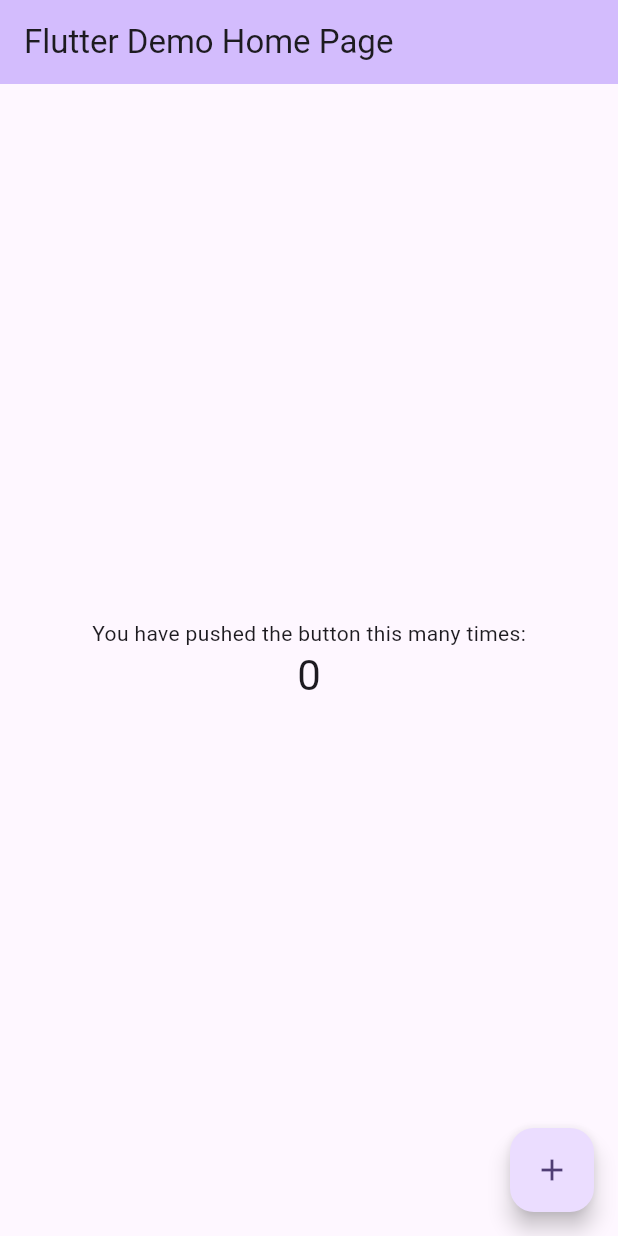
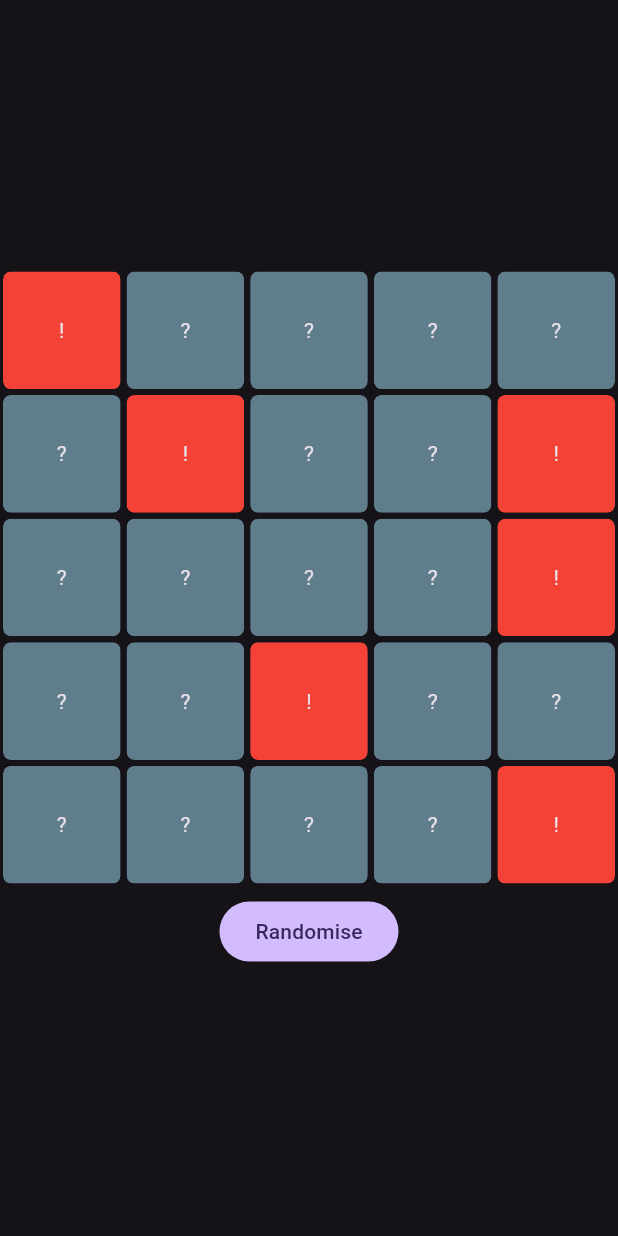
Before and after one commit to zeeshanok/minesweeper, a Flutter app: the screen it shows after launch, on a phone screen of 412 x 824 dp. Run offline on Flutter 3.47's test engine with Material 2 defaults, Android fonts, the phone set to English and light mode, and no system bars.

Commit message:
create basic minesweeper board

```diff
--- /dev/null
+++ b/lib/logic/cell.dart
@@ -0,0 +1,82 @@
+import 'package:flutter/material.dart';
+import 'package:flutter/physics.dart';
+import 'package:minesweeper/logic/minesweeper.dart';
+
+class MinesweeperCell extends StatefulWidget {
+  const MinesweeperCell({super.key, required this.cell});
+  final Cell cell;
+
+  @override
+  State<MinesweeperCell> createState() => _MinesweeperCellState();
+}
+
+class _MinesweeperCellState extends State<MinesweeperCell>
+    with SingleTickerProviderStateMixin {
+  late final AnimationController controller;
+
+  double verticalOffset = 0;
+  bool isDragging = false;
+
+  @override
+  void initState() {
+    super.initState();
+    controller = AnimationController.unbounded(vsync: this);
+  }
+
+  @override
+  void dispose() {
+    controller.dispose();
+    super.dispose();
+  }
+
+  void onDragStop() {
+    controller.animateWith(SpringSimulation(
+      SpringDescription.withDampingRatio(mass: 10, stiffness: 10, ratio: 0.3),
+      verticalOffset,
+      0,
+      10,
+    ));
+    setState(() {
+      isDragging = false;
+      verticalOffset = 0;
+    });
+  }
+
+  @override
+  Widget build(BuildContext context) {
+    return GestureDetector(
+      onPanStart: (details) => setState(() {
+        isDragging = true;
+      }),
+      onPanUpdate: (details) =>
+          setState(() => verticalOffset += details.delta.dy),
+      onPanEnd: (e) => onDragStop(),
+      onPanCancel: () => onDragStop(),
+      child: Container(
+        margin: const EdgeInsets.all(2),
+        child: AspectRatio(
+          aspectRatio: 1.0,
+          child: ClipRRect(
+            borderRadius: BorderRadius.circular(5),
+            child: AnimatedBuilder(
+              animation: controller,
+              builder: (context, child) => Transform.translate(
+                  offset:
+                      Offset(0, isDragging ? verticalOffset : controller.value),
+                  child: child),
+              child: Container(
+                decoration: BoxDecoration(
+                  borderRadius: BorderRadius.circular(5),
+                  color: widget.cell.isMine ? Colors.red : Colors.blueGrey,
+                ),
+                child: Center(
+                  child: Text(widget.cell.isMine ? "!" : "?"),
+                ),
+              ),
+            ),
+          ),
+        ),
+      ),
+    );
+  }
+}
--- /dev/null
+++ b/lib/logic/minesweeper.dart
@@ -0,0 +1,133 @@
+import 'dart:math';
+
+typedef Coord = Point<int>;
+bool isInRangeInclusive(int x, int a, int b) => a <= x && x <= b;
+
+Set<Coord> getSurroundingPoints(Coord coord, Coord endCoord) {
+  final x = coord.x, y = coord.y;
+  return {
+    (x - 1, y - 1),
+    (x, y - 1),
+    (x + 1, y - 1),
+    (x + 1, y),
+    (x + 1, y + 1),
+    (x, y + 1),
+    (x - 1, y + 1),
+    (x - 1, y),
+  }
+      .where((p) =>
+          isInRangeInclusive(p.$1, 0, endCoord.x) &&
+          isInRangeInclusive(p.$2, 0, endCoord.y))
+      .map((e) => Point(e.$1, e.$2))
+      .toSet();
+}
+
+class Minesweeper {
+  final List<List<Cell>> cellGrid;
+
+  GameState gameState;
+
+  Minesweeper(this.cellGrid) : gameState = GameState.notStarted;
+
+  // -1 is a mine
+  factory Minesweeper.fromNumericGrid(List<List<int>> grid) {
+    return Minesweeper(
+      List.generate(
+        grid.length,
+        (j) =>
+            grid[j].map((e) => e == -1 ? Cell.mine() : Cell.empty(e)).toList(),
+      ),
+    );
+  }
+
+  factory Minesweeper.create(int boardWidth, int boardHeight, int mineCount) {
+    final totalCells = boardWidth * boardHeight;
+    final lastPoint = Point(boardWidth - 1, boardHeight - 1);
+    final rand = Random();
+    var minesLeft = mineCount;
+
+    final grid = List.generate(
+      boardHeight,
+      (_) => List.filled(boardWidth, 0, growable: false),
+      growable: false,
+    );
+
+    for (int j = 0; j < boardHeight; j++) {
+      var cellsDone = j * boardWidth;
+      for (var i = 0; i < boardWidth; i++) {
+        late final bool isMine;
+
+        if (minesLeft == totalCells - cellsDone) {
+          // coming here is very unlikely
+          isMine = true;
+        } else {
+          final prob = minesLeft / (totalCells - cellsDone++);
+          isMine = rand.nextDouble() <= prob;
+        }
+
+        if (isMine) {
+          minesLeft--;
+
+          grid[j][i] = -1; // set as mine
+          for (var point in getSurroundingPoints(Point(i, j), lastPoint)) {
+            if (grid[point.y][point.x] != -1) {
+              grid[point.y][point.x]++;
+            }
+          }
+        }
+      }
+    }
+
+    return Minesweeper.fromNumericGrid(grid);
+  }
+
+  factory Minesweeper.createWithDifficulty(Difficulty difficulty) {
+    switch (difficulty) {
+      case Difficulty.easy:
+        return Minesweeper.create(5, 5, 6);
+      case Difficulty.intermediate:
+        return Minesweeper.create(9, 9, 14);
+      case Difficulty.hard:
+        return Minesweeper.create(12, 12, 30);
+    }
+  }
+  void _openSurrounding(int x, int y) {}
+
+  void open(int x, int y) {
+    var cell = cellGrid[y][x];
+    cell.state = CellState.opened;
+    if (cell.isMine) {
+      // the only place where the game is lost
+      gameState = GameState.defeat;
+    }
+    // else if (cell.neighbouringMineCount > 0) {
+    //   _openSurrounding(x, y);
+    // }
+  }
+}
+
+class Cell {
+  CellState state;
+  final bool isMine;
+
+  final int? neighbouringMineCount;
+
+  Cell({
+    required this.state,
+    required this.isMine,
+    this.neighbouringMineCount,
+  });
+
+  factory Cell.mine() => Cell(state: CellState.unopened, isMine: true);
+  factory Cell.empty(int neighbouringMineCount) => Cell(
+        state: CellState.unopened,
+        isMine: false,
+        neighbouringMineCount: neighbouringMineCount,
+      );
+}
+
+enum CellState { unopened, opened, flagged }
+
+enum GameState { notStarted, playing, paused, victory, defeat }
+
+enum Difficulty { easy, intermediate, hard }
--- a/lib/main.dart
+++ b/lib/main.dart
@@ -1,4 +1,5 @@
 import 'package:flutter/material.dart';
+import 'package:minesweeper/widgets/board.dart';
 
 void main() {
   runApp(const MyApp());
@@ -13,57 +14,24 @@ class MyApp extends StatelessWidget {
     return MaterialApp(
       title: 'Flutter Demo',
       theme: ThemeData(
-        colorScheme: ColorScheme.fromSeed(seedColor: Colors.deepPurple),
+        colorScheme: ColorScheme.fromSeed(
+          seedColor: Colors.deepPurple,
+          brightness: Brightness.dark,
+        ),
         useMaterial3: true,
       ),
-      home: const MyHomePage(title: 'Flutter Demo Home Page'),
+      home: HomePage(),
     );
   }
 }
 
-class MyHomePage extends StatefulWidget {
-  const MyHomePage({super.key, required this.title});
-  final String title;
-
-  @override
-  State<MyHomePage> createState() => _MyHomePageState();
-}
-
-class _MyHomePageState extends State<MyHomePage> {
-  int _counter = 0;
-
-  void _incrementCounter() {
-    setState(() {
-      _counter++;
-    });
-  }
+class HomePage extends StatelessWidget {
+  const HomePage({super.key});
 
   @override
   Widget build(BuildContext context) {
     return Scaffold(
-      appBar: AppBar(
-        backgroundColor: Theme.of(context).colorScheme.inversePrimary,
-        title: Text(widget.title),
-      ),
-      body: Center(
-        child: Column(
-          mainAxisAlignment: MainAxisAlignment.center,
-          children: <Widget>[
-            const Text(
-              'You have pushed the button this many times:',
-            ),
-            Text(
-              '$_counter',
-              style: Theme.of(context).textTheme.headlineMedium,
-            ),
-          ],
-        ),
-      ),
-      floatingActionButton: FloatingActionButton(
-        onPressed: _incrementCounter,
-        tooltip: 'Increment',
-        child: const Icon(Icons.add),
-      ),
+      body: MinesweeperBoard(),
     );
   }
 }
--- /dev/null
+++ b/lib/widgets/board.dart
@@ -0,0 +1,46 @@
+import 'package:flutter/material.dart';
+import 'package:minesweeper/logic/cell.dart';
+import 'package:minesweeper/logic/minesweeper.dart';
+
+class MinesweeperBoard extends StatefulWidget {
+  const MinesweeperBoard({super.key});
+
+  @override
+  State<MinesweeperBoard> createState() => _MinesweeperBoardState();
+}
+
+class _MinesweeperBoardState extends State<MinesweeperBoard> {
+  Minesweeper game = Minesweeper.createWithDifficulty(Difficulty.easy);
+
+  @override
+  Widget build(BuildContext context) {
+    return Center(
+      child: Column(
+        mainAxisSize: MainAxisSize.min,
+        children: [
+          for (final row in game.cellGrid)
+            Row(
+              mainAxisSize: MainAxisSize.max,
+              children: [
+                for (final cell in row)
+                  Expanded(
+                    child: MinesweeperCell(
+                      cell: cell,
+                    ),
+                  )
+              ],
+            ),
+          const SizedBox(height: 6),
+          FilledButton(
+            onPressed: () {
+              setState(() {
+                game = Minesweeper.createWithDifficulty(Difficulty.easy);
+              });
+            },
+            child: const Text("Randomise"),
+          )
+        ],
+      ),
+    );
+  }
+}
```
